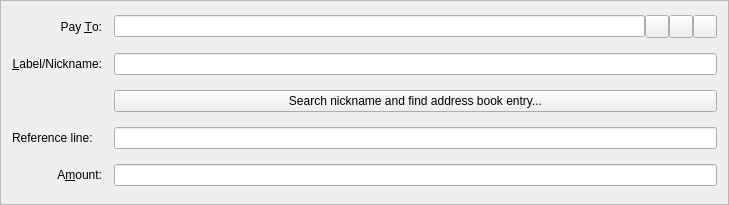
Old version of the form src/qt/forms/sendcoinsentry.ui in the repository cadkas/referencelinecoin.
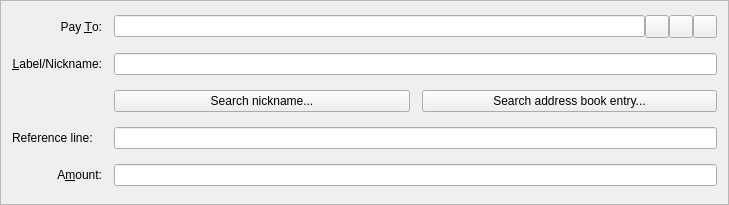
New version of the form. Icons and pictures are not drawn. Custom widgets are drawn as their Qt base class.

Commit message: I added the RPC commands dumprivkey2 and importprivkey2 to export and import the second private key. I added another search button. One is now only for the nicknames and one for the local address book entries.

The edit to the form file:
```diff
--- a/src/qt/forms/sendcoinsentry.ui
+++ b/src/qt/forms/sendcoinsentry.ui
@@ -23,7 +23,7 @@
    <property name="spacing">
     <number>12</number>
    </property>
-   <item row="8" column="0">
+   <item row="9" column="0">
     <widget class="QLabel" name="label">
      <property name="text">
       <string>A&amp;mount:</string>
@@ -49,7 +49,7 @@
      </property>
     </widget>
    </item>
-   <item row="8" column="2">
+   <item row="9" column="1">
     <widget class="BitcoinAmountField" name="payAmount"/>
    </item>
    <item row="5" column="0">
@@ -65,7 +65,7 @@
      </property>
     </widget>
    </item>
-   <item row="3" column="2">
+   <item row="3" column="1">
     <layout class="QHBoxLayout" name="payToLayout">
      <property name="spacing">
       <number>0</number>
@@ -130,29 +130,40 @@
      </item>
     </layout>
    </item>
-   <item row="5" column="2">
+   <item row="5" column="1">
     <widget class="QValidatedLineEdit" name="addAsLabel">
      <property name="toolTip">
       <string>Enter a label for this address to add it to your address book</string>
      </property>
     </widget>
    </item>
-   <item row="7" column="2">
+   <item row="8" column="1">
     <widget class="QLineEdit" name="referencelineEdit"/>
    </item>
-   <item row="7" column="0">
+   <item row="8" column="0">
     <widget class="QLabel" name="label_3">
      <property name="text">
       <string>Reference line:</string>
      </property>
     </widget>
    </item>
-   <item row="6" column="2">
+   <item row="6" column="1">
+    <layout class="QHBoxLayout" name="horizontalLayout">
+     <item>
     <widget class="QPushButton" name="searchnick">
      <property name="text">
-      <string>Search nickname and find address book entry...</string>
-     </property>
-    </widget>
+        <string>Search nickname...</string>
+       </property>
+      </widget>
+     </item>
+     <item>
+      <widget class="QPushButton" name="searchaddress">
+       <property name="text">
+        <string>Search address book entry...</string>
+       </property>
+      </widget>
+     </item>
+    </layout>
    </item>
   </layout>
  </widget>
```
Lines whose indentation alone changed are shown as unchanged. The commit also changes 52 other files.
